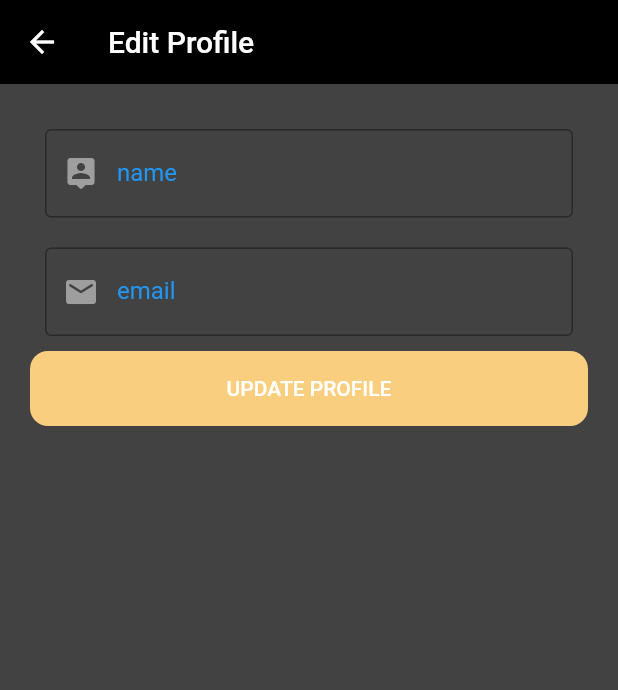
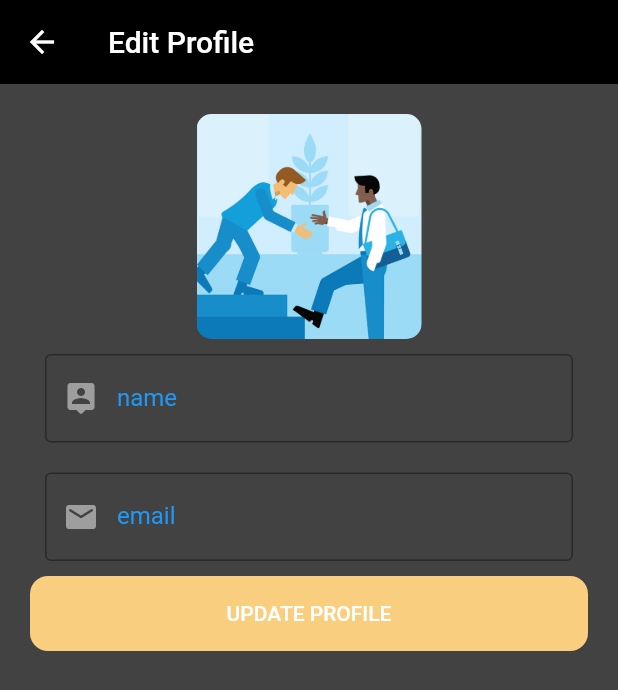
Before and after one commit to 27dandash/Booking-hotel-Algoriza, a Flutter app: the profile_screen screen opened directly, after a tap on "Update Profile", on a phone screen of 412 x 824 dp. Shown: the top 690 px of the screen. Run offline on Flutter 3.47's test engine with Material 2 defaults, Android fonts, the phone set to English and light mode, and no system bars; our stand-ins replace bloc, buildcondition, connectivity, dio, flutter_bloc, flutter_conditional_rendering and 9 more; accounts and stored records are empty; network calls fail.

Commit message:
profile model

```diff
--- a/lib/layout/cubit/states.dart
+++ b/lib/layout/cubit/states.dart
@@ -1,19 +1,18 @@
 import 'package:shop_app/models/loginModel.dart';
 import 'package:shop_app/models/profile_model.dart';
+
+import '../../models/hoelTest.dart';
 
 abstract class AppState  {}
 
 class ShopInitialState extends AppState {}
 
+//---------------------------------------------------------bottomnavigation
 
+class AppChangeState extends AppState {}
 class LoginChangePasswordState extends AppState {}
 
-
-
-class ShopChangeState extends AppState {}
-
-
-class ShopLoadingState extends AppState {}
+//---------------------------------------------------------ShowMoreState
 class ShowMoreState extends AppState {}
 //-------------------------------------------pickImage
 class PickImageSuccessState extends AppState {}
@@ -23,6 +22,9 @@ class PickImageLoadingState extends AppState {}
 //-------------------------------------------updateprofilestate
 class UpdateProfileLoadingDataState extends AppState {}
 class UpdateProfileSuccessDataState extends AppState {
+  TestProfile? profileData;
+
+  UpdateProfileSuccessDataState(this.profileData);
 }
 class UpdateProfileErrorDataState extends AppState {
   final String? error;
@@ -57,7 +59,7 @@ class GetHotelDataError extends AppState {
   GetHotelDataError(this.error);
 }
 
-//------------------------mode
+//---------------------------------------------App mode
 class ChangeThemeloadState extends AppState {}
 class ChangeThemeSuccessState extends AppState {}
 // -------------------- Translation
--- a/lib/main.dart
+++ b/lib/main.dart
@@ -79,7 +79,7 @@ class MyApp extends StatelessWidget {
               ..gethotels()
               ..getSearch()
               ..getProfileData()
-              // ..getUpdateProfileData(name:'عبدالرحمن دندش',email: 'ww@gmail.com')
+              ..getUpdateProfileData()
               ),
         BlocProvider<RegisterCubit>(
             create: (BuildContext context) => RegisterCubit())
--- a/lib/modules/HomeScreen/home_screen.dart
+++ b/lib/modules/HomeScreen/home_screen.dart
@@ -287,7 +287,7 @@ class home_screen extends StatelessWidget {
                                             return hotel_description(data: cubit!.data![index],);
                                           }));
                                     },
-                                    child: const Text('Book Now')),
+                                    child:  Text(appTranslation(context).booknow)),
                               )
                             ],
                           ),
--- a/lib/modules/ProfileScreen/profile_screen.dart
+++ b/lib/modules/ProfileScreen/profile_screen.dart
@@ -1,4 +1,3 @@
-
 import 'dart:io';
 
 import 'package:flutter/material.dart';
@@ -11,7 +10,6 @@ import '../../layout/cubit/states.dart';
 import '../../shared/components/constants.dart';
 class profile_screen extends StatelessWidget {
   var nameController = TextEditingController();
-  var phoneController = TextEditingController();
   var emailController = TextEditingController();
   var formKey = GlobalKey<FormState>();
 
@@ -47,7 +45,8 @@ class profile_screen extends StatelessWidget {
                     onTap: (){
                       bloc.pickImage();
                     },
-                 child:  bloc.pickImageFromGallery != null ? SizedBox(
+                    child:  bloc.pickImageFromGallery != null ?
+                    SizedBox(
                       height: 150,
                       child: ClipRRect(
                         borderRadius: BorderRadius.circular(10),
@@ -65,37 +64,21 @@ class profile_screen extends StatelessWidget {
                           ],
                         ),
                       ),
-                 ) : SizedBox(
+                    ) :
+                    SizedBox(
                       height: 150,
                       child: ClipRRect(
                           borderRadius: BorderRadius.circular(10),
                           child: Image.asset('assets/images/onboarding1.jpg',fit: BoxFit.cover,height: 150,width: 150,)),
                     ),
                   ),
+
                   Text('${cubit!.name}',style: const TextStyle(fontSize: 25,fontWeight: FontWeight.bold),),
                   Text('${cubit.email}',style: const TextStyle(fontSize: 25,fontWeight: FontWeight.bold),),
                   Padding(
                     padding: const EdgeInsets.all(20),
                     child: Column(
                       children: [
-                        MaterialButton(
-                          onPressed: () {
-                            AppCubit.get(context).pickImage();
-                          },
-                          child: const Text('Pick Image'),
-                        ),
-                          // Container(
-                          //   width: 200.0,
-                          //   height: 200.0,
-                          //   decoration: BoxDecoration(
-                          //     color: Colors.red,
-                          //     image: DecorationImage(
-                          //       image: FileImage(File(AppBloc.get(context).image!.path)),
-                          //       fit: BoxFit.cover,
-                          //     ),
-                          //     borderRadius: BorderRadius.circular(10.0),
-                          //   ),
-                          // ),
                         SizedBox(
                           width: double.infinity,
                           child: MaterialButton(
@@ -187,30 +170,7 @@ class profile_screen extends StatelessWidget {
                           ),
                         ),
 
-                        SizedBox(
-                          width: double.infinity,
-                          child: MaterialButton(
-                              height: 50,
-                              color: Colors.blue,
-                              shape: RoundedRectangleBorder(
-                                  borderRadius: BorderRadius.circular(10)),
-                              onPressed: () {
-                                bloc.getUpdateProfileData(
-                                    name: 'دشدووش',
-                                    email: 'sss@gmail.com',
-                                     image: bloc.pickImageFromGallery
-                                );
-                              },
-                              child: Row(
-                                children: [
-                                  SizedBox(width: 15,),
-                                  Text('Update Data'),
-                                  Spacer(),
-                                  Icon(Icons.logout)
-                                ],
-                              )
-                          ),
-                        )
+
                       ],
                     ),
                   ),
@@ -227,18 +187,14 @@ import 'package:buildcondition/buildcondition.dart';
 import 'package:flutter/cupertino.dart';
 import 'package:flutter/material.dart';
 import 'package:flutter_bloc/flutter_bloc.dart';
-
 import '../../layout/cubit/cubit.dart';
 import '../../layout/cubit/states.dart';
-
 class profile_screen extends StatelessWidget {
   profile_screen({Key? key}) : super(key: key);
-
   var nameController = TextEditingController();
   var phoneController = TextEditingController();
   var emailController = TextEditingController();
   var formKey = GlobalKey<FormState>();
-
   @override
   Widget build(BuildContext context) {
     return BlocConsumer<AppCubit, AppState>(
@@ -248,7 +204,6 @@ class profile_screen extends StatelessWidget {
         // nameController.text = model!.data!.name!;
         // emailController.text = model.data!.email!;
       //  phoneController.text = model.data!.phone!;
-
         return BuildCondition(
           condition:AppCubit.get(context).userModel != null,
           builder: (context) =>
@@ -274,7 +229,6 @@ class profile_screen extends StatelessWidget {
                             },
                             label: "name",
                             prefix: Icons.person_pin_rounded),
-
                         // ------------------------------------ email
                         defaultFormField(
                             controller: emailController,
@@ -288,7 +242,6 @@ class profile_screen extends StatelessWidget {
                             label: "email",
                             prefix: Icons.email_rounded),
                         // ------------------------------------ phone
-
                         defaultFormField(
                             controller: phoneController,
                             type: TextInputType.phone,
--- a/lib/modules/ProfileScreen/uodate_profile.dart
+++ b/lib/modules/ProfileScreen/uodate_profile.dart
@@ -1,8 +1,13 @@
+import 'dart:io';
+
 import 'package:flutter/cupertino.dart';
 import 'package:flutter/material.dart';
+import 'package:flutter_bloc/flutter_bloc.dart';
 import 'package:hexcolor/hexcolor.dart';
+import 'package:shop_app/layout/cubit/cubit.dart';
 import 'package:shop_app/shared/components/constants.dart';
 
+import '../../layout/cubit/states.dart';
 import '../../shared/components/components.dart';
 
 class update_profile extends StatelessWidget {
@@ -20,13 +25,60 @@ class update_profile extends StatelessWidget {
       ),
       body: SingleChildScrollView(
         physics: BouncingScrollPhysics(),
-        child: Padding(
+        child: BlocConsumer<AppCubit, AppState>(
+  listener: (context, state) {
+    if (state is UpdateProfileSuccessDataState) {
+      nameController.text = state.profileData!.name!;
+      emailController.text = state.profileData!.email!;
+
+    }
+    // TODO: implement listener
+  },
+  builder: (context, state) {
+    var model = AppCubit.get(context).profileData;
+    nameController.text = model!.name!;
+    emailController.text = model.email!;
+    var cubit=AppCubit.get(context).profileData;
+    var bloc =AppCubit.get(context);
+    return Padding(
           padding: EdgeInsetsDirectional.all(20.0),
           child: Column(
             children: [
 
               // if (state is UpdateLoadingState)
               //   LinearProgressIndicator(),
+
+              GestureDetector(
+                onTap: (){
+                  bloc.pickImage();
+                },
+                child:  bloc.pickImageFromGallery != null ?
+                SizedBox(
+                  height: 150,
+                  child: ClipRRect(
+                    borderRadius: BorderRadius.circular(10),
+                    child:
+                    Stack(
+                      alignment: Alignment.topRight,
+                      children: [
+                        Image(image: FileImage(File(bloc.pickImageFromGallery!.path,)),fit: BoxFit.cover,height: 150,width: 150),
+                        GestureDetector(
+                            onTap: (){
+                              bloc.removeImage();
+                            },
+                            child: CircleAvatar(child: Icon(Icons.delete,size: 25,))),
+
+                      ],
+                    ),
+                  ),
+                ) :
+                SizedBox(
+                  height: 150,
+                  child: ClipRRect(
+                      borderRadius: BorderRadius.circular(10),
+                      child: Image.asset('assets/images/onboarding1.jpg',fit: BoxFit.cover,height: 150,width: 150,)),
+                ),
+              ),
               // ------------------------------------ name
               defaultFormField(
                   controller: nameController,
@@ -59,6 +111,11 @@ class update_profile extends StatelessWidget {
               defaultButton(
                   background: HexColor('FACE7F'),
                   function: () {
+                    bloc.getUpdateProfileData(
+                        name: nameController.text,
+                        email: emailController.text,
+                        image: File(bloc.pickImageFromGallery!.path)
+                    );
                     // if (formKey.currentState!.validate()) {
                     //   ShopCubit.get(context).updateProfileData(
                     //       email: emailController.text,
@@ -71,7 +128,9 @@ class update_profile extends StatelessWidget {
 
             ],
           ),
-        ),
+        );
+  },
+),
       ),
     );
   }
```
Also changed, not shown: lib/layout/cubit/cubit.dart (+61 -50 lines), lib/modules/hotel_discrpition/hotel_discription.dart (+8 -4 lines). Lines whose indentation alone changed are shown as unchanged.
